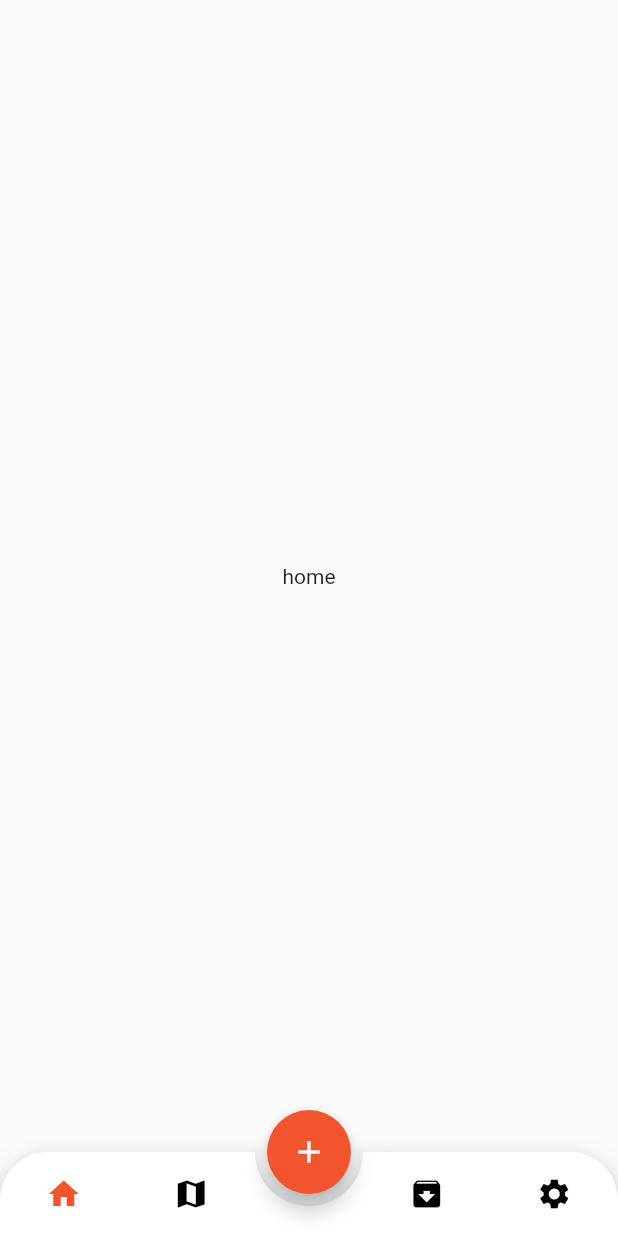
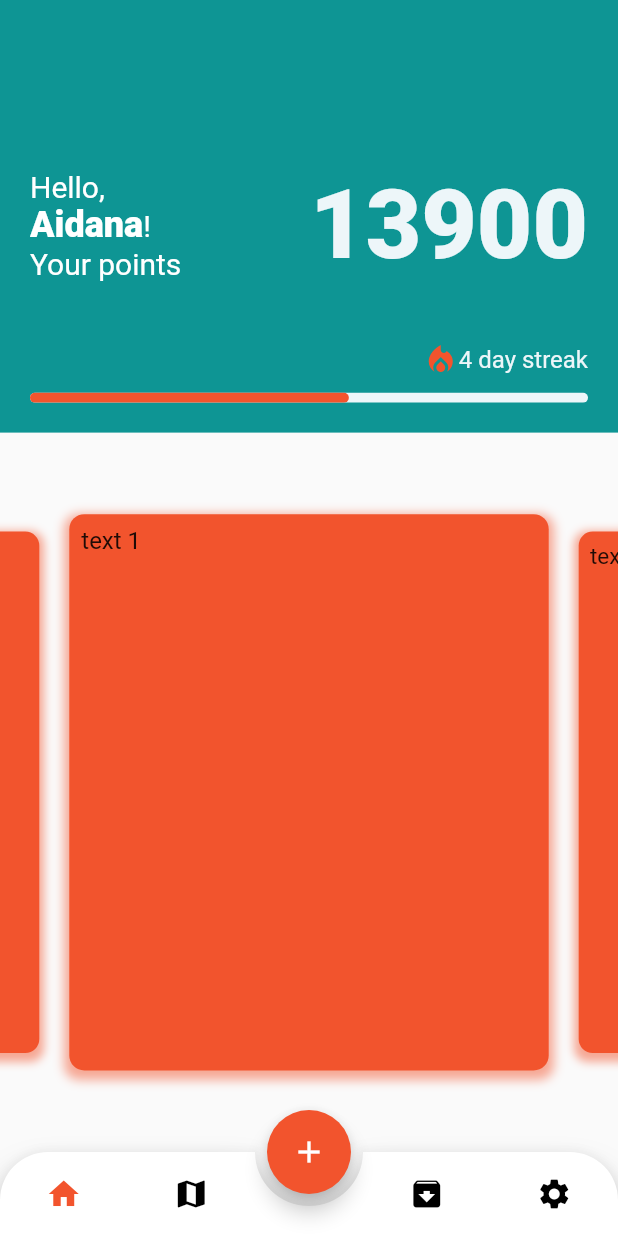
Before and after one commit to AbsoluteZero-cmd/Eco-App-Project, a Flutter app: the screen it shows after launch, on a phone screen of 412 x 824 dp. Run offline on Flutter 3.47's test engine with Material 2 defaults, Android fonts, the phone set to English and light mode, and no system bars; drawn by our look-alikes of animated_bottom_navigation_bar, carousel_slider.

Commit message:
Semi-completed home page
Completed top side, carousel for history items left

```diff
--- a/lib/pages/home_page.dart
+++ b/lib/pages/home_page.dart
@@ -1,12 +1,168 @@
+import 'package:carousel_slider/carousel_slider.dart';
+import 'package:eco_app_project/constants.dart';
 import 'package:flutter/material.dart';
 
 class HomePage extends StatelessWidget {
   const HomePage({Key? key}) : super(key: key);
 
+  Widget historyCardBuilder(BuildContext context, int i) {
+    return Container(
+        width: MediaQuery.of(context).size.width,
+        margin: EdgeInsets.symmetric(horizontal: 5.0),
+        decoration: BoxDecoration(
+          color: kSecondaryColor,
+          borderRadius: BorderRadius.circular(kBorderRadius * 0.5),
+          boxShadow: [
+            BoxShadow(
+              color: kSecondaryColor.withOpacity(0.5),
+              spreadRadius: 3,
+              blurRadius: 5,
+              offset: Offset(0, 3), // changes position of shadow
+            ),
+          ]
+        ),
+        child: Padding(
+          padding: const EdgeInsets.all(8.0),
+          child: Text('text $i', style: TextStyle(fontSize: 16.0),),
+        )
+    );
+  }
+
   @override
   Widget build(BuildContext context) {
-    return Center(
-      child: Text('home'),
+    double width = MediaQuery.of(context).size.width;
+    double height = MediaQuery.of(context).size.height;
+
+    final String userName = 'Aidana';
+    final int pointsCount = 13900;
+    final int dayStreak = 4;
+
+    final List<int> historyItems = [1, 2, 3];
+
+    return Scaffold(
+      body: Column(
+        children: [
+          Container(
+            height: height * 0.35,
+            width: width,
+            decoration: BoxDecoration(
+              color: kPrimaryColor,
+
+            ),
+
+            child: DefaultTextStyle(
+              style: TextStyle(
+                color: kBackgroundColor,
+                fontSize: 20,
+              ),
+              child: Padding(
+                padding: EdgeInsets.all(kDefaultPadding),
+                child: Column(
+                  mainAxisAlignment: MainAxisAlignment.end,
+                  crossAxisAlignment: CrossAxisAlignment.center,
+                  mainAxisSize: MainAxisSize.max,
+                  children: [
+                    SizedBox(width: double.infinity,),
+                    Row(
+                      mainAxisAlignment: MainAxisAlignment.spaceBetween,
+                      children: [
+                        RichText(
+                          text: TextSpan(
+                            text: 'Hello\,\n',
+                            style: TextStyle(
+                              fontSize: 20
+                            ),
+                            children: [
+                              TextSpan(
+                                text: userName,
+                                style: TextStyle(
+                                  fontWeight: FontWeight.w800,
+                                  fontSize: 24
+                                )
+                              ),
+                              TextSpan(text: '!\n'),
+                              TextSpan(
+                                text: 'Your points'
+                              )
+                            ]
+                          ),
+                        ),
+                        Flexible(
+                          child: Text(
+                            pointsCount <= 20000 ? '$pointsCount' : '20000',
+                            style: TextStyle(
+                              fontSize: 64,
+                              fontWeight: FontWeight.w800
+                            ),
+                          ),
+                        )
+                      ],
+                    ),
+                    Column(
+                      crossAxisAlignment: CrossAxisAlignment.end,
+                      children: [
+                        Padding(
+                          padding: const EdgeInsets.only(bottom: kDefaultPadding * 0.5, top: kDefaultPadding * 2),
+                          child: Row(
+                            mainAxisAlignment: MainAxisAlignment.end,
+                            children: [
+                              Icon(
+                                Icons.local_fire_department,
+                                color: kSecondaryColor,
+                              ),
+                              Text(
+                                '$dayStreak day streak',
+                                style: TextStyle(
+                                  fontSize: 16
+                                ),
+                              )
+                            ],
+                          ),
+                        ),
+                        Container(
+                          height: height * 0.4 * 0.02,
+                          width: width - 2 * kDefaultPadding,
+                          decoration: BoxDecoration(
+                            color: kBackgroundColor,
+                            borderRadius: BorderRadius.all(Radius.circular(kBorderRadius))
+                          ),
+                          alignment: Alignment.bottomLeft,
+                          child: Container(
+                            width: (width - 2 * kDefaultPadding) * dayStreak / 7,
+                            decoration: BoxDecoration(
+                                color: kSecondaryColor,
+                                borderRadius: BorderRadius.all(Radius.circular(kBorderRadius))
+                            ),
+                            padding: EdgeInsets.all(2),
+                          ),
+                        )
+                      ],
+                    )
+                  ],
+                ),
+              ),
+            ),
+          ),
+          Expanded(
+            child: Container(
+              child: CarouselSlider(
+                options: CarouselOptions(
+                  height: height * 0.45,
+                  enlargeCenterPage: true,
+                  enlargeFactor: 0.2,
+                ),
+                items: historyItems.map((i) {
+                  return Builder(
+                    builder: (BuildContext context) {
+                      return historyCardBuilder(context, i);
+                    },
+                  );
+                }).toList(),
+              ),
+            ),
+          )
+        ],
+      )
     );
   }
 }
--- a/pubspec.yaml
+++ b/pubspec.yaml
@@ -28,6 +28,7 @@ environment:
 # versions available, run `flutter pub outdated`.
 dependencies:
   animated_bottom_navigation_bar: ^1.1.0+1
+  carousel_slider: ^4.2.1
   flutter:
     sdk: flutter
 
```
Also changed, not shown: pubspec.lock.
